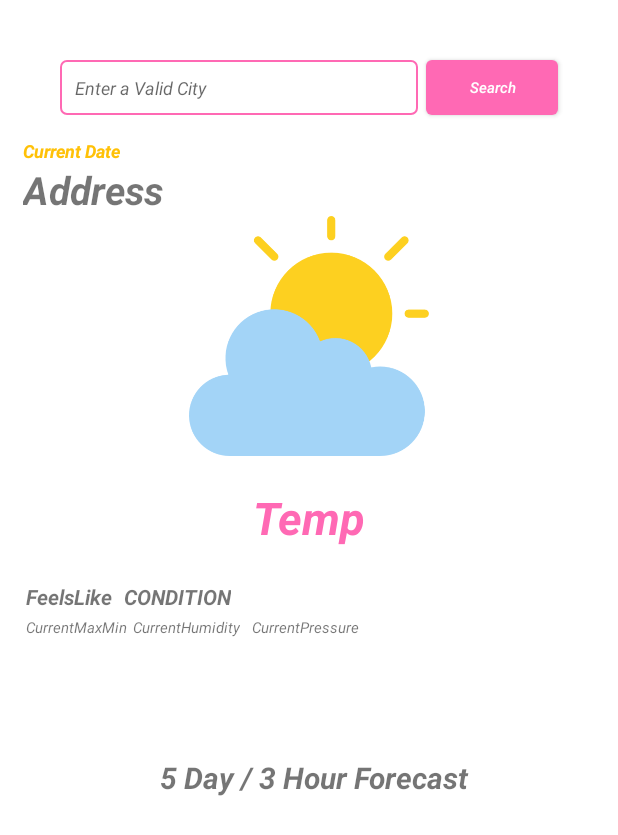
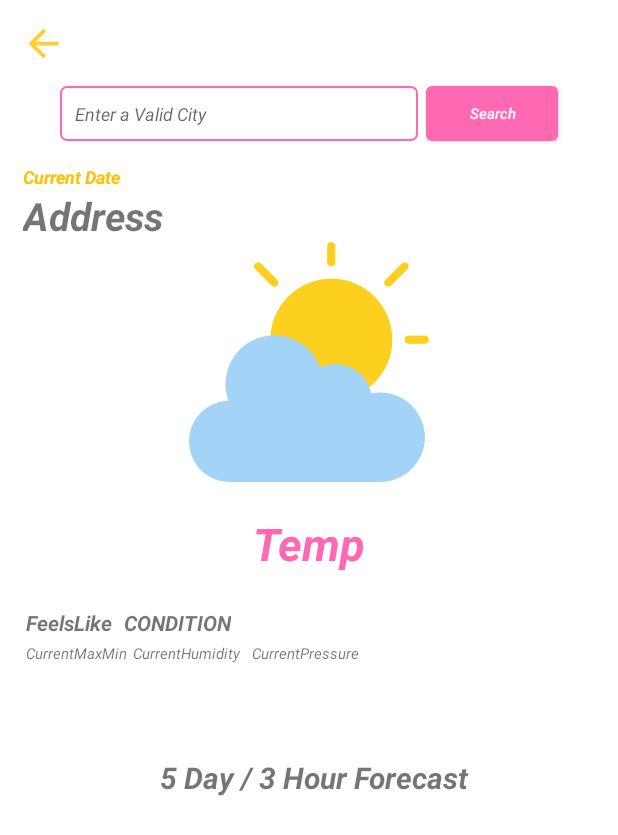
Before and after one commit to mehedii-hassan/TourMateProject-Android, an Android app: the WeatherActivity screen opened directly, with no data from a screen before it, on a phone screen of 412 x 824 dp. Shown: the top 835 px of the screen. Run offline under Robolectric (Android 15) with nearby library versions, the phone set to English and light mode, and no system bars; our stand-ins replace Picasso, data binding; pictures from the network do not load.

Commit message:
new apk file added

```diff
--- a/app/src/main/java/com/example/tourmatenewproject/ui/activities/NearByActivity.java
+++ b/app/src/main/java/com/example/tourmatenewproject/ui/activities/NearByActivity.java
@@ -10,7 +10,9 @@ import android.Manifest;
 import android.content.pm.PackageManager;
 import android.location.Location;
 import android.os.Bundle;
+import android.view.View;
 import android.view.WindowManager;
+
 import com.example.tourmatenewproject.R;
 import com.example.tourmatenewproject.databinding.ActivityNearbyBinding;
 import com.example.tourmatenewproject.entities.PlaceModel;
--- a/app/src/main/java/com/example/tourmatenewproject/ui/activities/WeatherActivity.java
+++ b/app/src/main/java/com/example/tourmatenewproject/ui/activities/WeatherActivity.java
@@ -9,6 +9,7 @@ import androidx.recyclerview.widget.LinearLayoutManager;
 
 import android.location.Location;
 import android.os.Bundle;
+import android.view.View;
 
 import com.example.tourmatenewproject.adapters.ForecastWeatherAdapter;
 import com.example.tourmatenewproject.databinding.ActivityWeatherBinding;
@@ -63,6 +64,13 @@ public class WeatherActivity extends AppCompatActivity {
             weatherViewModel.setCityName(cityName);
             weatherViewModel.loadDataWithCityName();
             binding.etCityName.setText("");
+        });
+
+        binding.fabWeatherActivity.setOnClickListener(new View.OnClickListener() {
+            @Override
+            public void onClick(View view) {
+                finish();
+            }
         });
 
         weatherViewModel.getCurrentLiveDate().observe(this, new Observer<CurrentResponseModel>() {
--- a/app/src/main/res/layout/activity_weather.xml
+++ b/app/src/main/res/layout/activity_weather.xml
@@ -10,12 +10,27 @@
     <androidx.constraintlayout.widget.ConstraintLayout
         android:layout_width="match_parent"
         android:layout_height="match_parent">
+
+        <com.google.android.material.floatingactionbutton.FloatingActionButton
+            android:id="@+id/fabWeatherActivity"
+            android:layout_width="wrap_content"
+            android:layout_height="wrap_content"
+            android:layout_marginStart="2dp"
+            android:backgroundTint="@color/white"
+            android:src="@drawable/ic_baseline_arrow_back_24"
+            app:borderWidth="0dp"
+            app:elevation="0dp"
+            android:layout_margin="1dp"
+            app:fabSize="normal"
+            app:layout_constraintStart_toStartOf="parent"
+            app:layout_constraintTop_toTopOf="parent"
+            app:maxImageSize="30dp"
+            app:tint="#FFCE30" />
         <EditText
             android:id="@+id/etCityName"
             android:layout_width="0dp"
             android:layout_height="wrap_content"
             android:layout_marginStart="40dp"
-            android:layout_marginTop="40dp"
             android:layout_marginEnd="5dp"
             android:background="@drawable/custom_edittext_design_wa"
             android:hint="Enter a Valid City "
@@ -25,7 +40,7 @@
             android:textStyle="italic"
             app:layout_constraintEnd_toStartOf="@+id/btnSearchCity"
             app:layout_constraintStart_toStartOf="parent"
-            app:layout_constraintTop_toTopOf="parent" />
+            app:layout_constraintTop_toBottomOf="@+id/fabWeatherActivity" />
 
         <androidx.appcompat.widget.AppCompatButton
             android:id="@+id/btnSearchCity"
```
